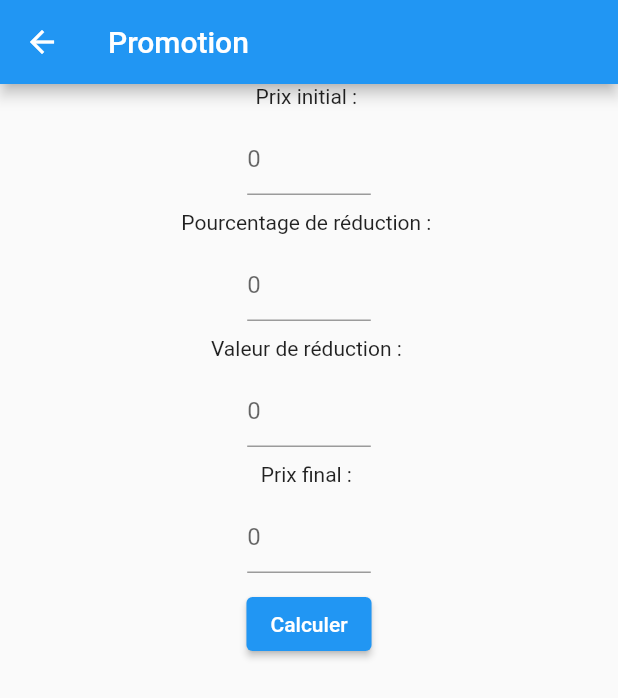
After one commit to mathieusoufflard/Mini_Project_Flutter_Coding, a Flutter app: the PromotionPage screen opened directly, after a tap on "Calculer", on a phone screen of 412 x 824 dp. The commit adds this screen. Shown: the top 698 px of the screen. Run offline on Flutter 3.47's test engine with Material 2 defaults, Android fonts, the phone set to English and light mode, and no system bars; missing offline and left inert: dart:ffi.

Commit message:
Add promotion page

```diff
--- /dev/null
+++ b/flutter_app/lib/Controllers/promotionController.dart
@@ -0,0 +1,8 @@
+import 'package:flutter/cupertino.dart';
+
+class PromotionController {
+  TextEditingController initPriceController = TextEditingController();
+  TextEditingController promoRateController = TextEditingController();
+  TextEditingController promoValueController = TextEditingController();
+  TextEditingController finalPriceController = TextEditingController();
+}
--- a/flutter_app/lib/main.dart
+++ b/flutter_app/lib/main.dart
@@ -1,4 +1,5 @@
 import 'package:flutter/material.dart';
+import 'package:flutter_app/promotionPage.dart';
 import 'package:flutter_app/testPage.dart';
 
 void main() {
@@ -40,7 +41,7 @@ class _MyHomePageState extends State<MyHomePage> {
         return "2 HONK";
         break;
       case 2 :
-        return "3 HONK";
+        return "Promo";
         break;
       case 3 :
         return "4 HONK";
@@ -97,7 +98,7 @@ class _MyHomePageState extends State<MyHomePage> {
                   case 2 :
                     Navigator.push(context,
                         new MaterialPageRoute(builder: (BuildContext context) {
-                          return new Test();
+                          return new PromotionPage();
                         }));
                     break;
                   case 3 :
--- /dev/null
+++ b/flutter_app/lib/promotionPage.dart
@@ -0,0 +1,72 @@
+import 'dart:ffi';
+
+import 'package:flutter/material.dart';
+import 'package:flutter/services.dart';
+import 'package:flutter_app/Controllers/promotionController.dart';
+
+class PromotionPage extends StatelessWidget {
+  @override
+  Widget build(BuildContext context) {
+    final title = 'Promotion';
+
+    _setInputField(String hintText, TextEditingController fieldController,
+        TextInputType inputType,
+        [bool readOnly = false]) {
+      return Container(
+        width: MediaQuery.of(context).size.width / 5,
+        margin: EdgeInsets.all(10),
+        child: TextField(
+          controller: fieldController,
+          keyboardType: inputType,
+          inputFormatters: inputType == TextInputType.number
+              ? <TextInputFormatter>[
+                  FilteringTextInputFormatter.allow(RegExp('[0-9.]'))
+                ]
+              : [],
+          decoration: InputDecoration(hintText: hintText),
+          readOnly: readOnly,
+        ),
+      );
+    }
+
+    PromotionController promotionController = new PromotionController();
+
+    return Scaffold(
+      appBar: AppBar(
+        title: Text(title),
+      ),
+      body: Center(
+        child: Column(
+          children: [
+            Text("Prix initial : "),
+            _setInputField("0",
+                promotionController.initPriceController, TextInputType.number),
+            Text("Pourcentage de réduction : "),
+            _setInputField("0",
+                promotionController.promoRateController, TextInputType.number),
+            Text("Valeur de réduction : "),
+            _setInputField(
+                "0",
+                promotionController.promoValueController,
+                TextInputType.number,
+                true),
+            Text("Prix final : "),
+            _setInputField(
+                "0",
+                promotionController.finalPriceController,
+                TextInputType.number,
+                true),
+            ElevatedButton(onPressed: () {
+              double initPrice = double.parse(promotionController.initPriceController.text);
+              double promoRate = double.parse(promotionController.promoRateController.text);
+              double promoValue = (initPrice * promoRate) / 100;
+              double finalPrice = initPrice - promoValue;
+              promotionController.promoValueController.text = promoValue.toString();
+              promotionController.finalPriceController.text = finalPrice.toString();
+            }, child: Text("Calculer"))
+          ],
+        ),
+      ),
+    );
+  }
+}
```
